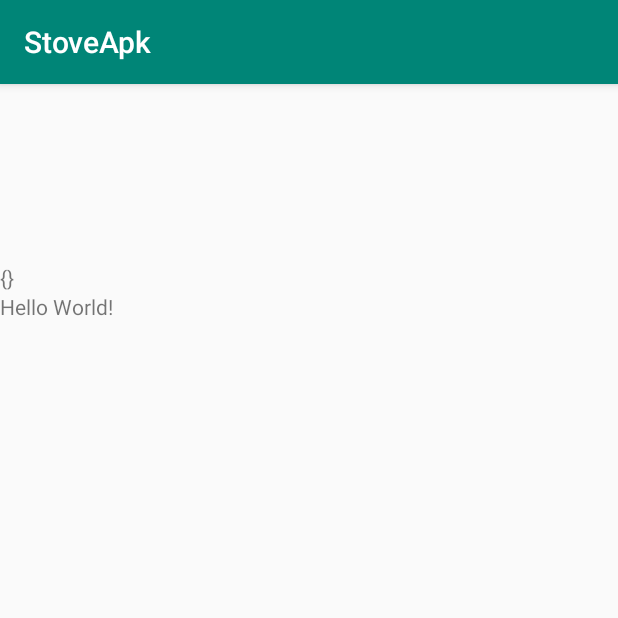
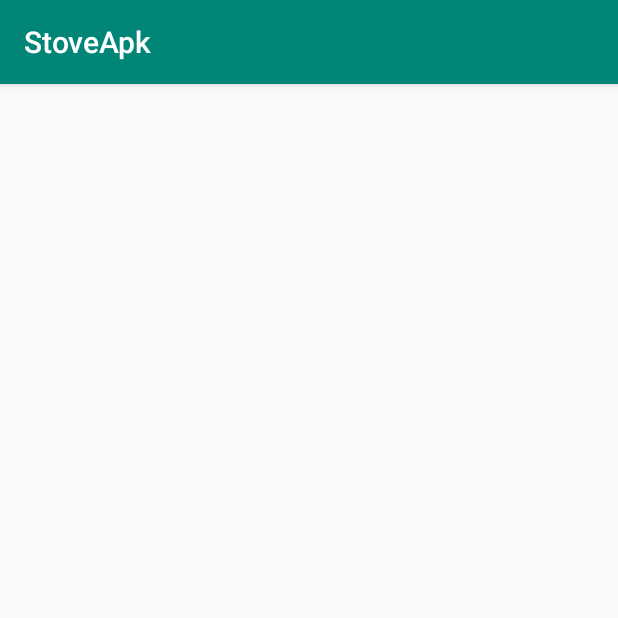
Before and after one commit to ZEROwolfHwang/StoveApk, an Android app: the screen it shows after launch (MainActivity), on a phone screen of 412 x 824 dp, the top half of it. Run offline under Robolectric (Android 15) with nearby library versions, the phone set to English and light mode, and no system bars; libraries missing offline, so code that uses them is left out: com.tenvine.channel; 1 statement that could not run was skipped.

```diff
--- a/app/src/main/java/com/tenvine/stoveapk/MainActivity.java
+++ b/app/src/main/java/com/tenvine/stoveapk/MainActivity.java
@@ -5,9 +5,6 @@ import android.support.v7.app.AppCompatActivity;
 import android.widget.TextView;
 
 import com.tenvine.channel.helper.ChannelReaderUtil;
-
-import java.nio.ByteBuffer;
-import java.util.Map;
 
 
 public class MainActivity extends AppCompatActivity {
@@ -22,15 +19,5 @@ public class MainActivity extends AppCompatActivity {
         TextView mTextView = findViewById(R.id.channel);
         String channel = ChannelReaderUtil.getChannel(getApplicationContext());
         mTextView.setText(channel);
-
-        TextView getAllIdValueMap = findViewById(R.id.getAllIdValueMap);
-        Map<Integer, ByteBuffer> allIdValueMap = ChannelReaderUtil.getAllIdValueMap(getApplicationContext());
-        getAllIdValueMap.setText(allIdValueMap.toString());
-
-//        TextView getApkPath = findViewById(R.id.getApkPath);
-//        String apkPath = ChannelReaderUtil.getApkPath(getApplicationContext());
-//        getApkPath.setText(apkPath);
-
-
     }
 }
--- a/app/src/main/res/layout/activity_main.xml
+++ b/app/src/main/res/layout/activity_main.xml
@@ -14,17 +14,4 @@
         android:layout_height="wrap_content"
         android:text="Hello World!"/>
 
-    <TextView
-        android:id="@+id/getAllIdValueMap"
-        android:layout_width="wrap_content"
-        android:layout_height="wrap_content"
-        android:text="Hello World!"/>
-
-    <TextView
-        android:id="@+id/getApkPath"
-        android:layout_width="wrap_content"
-        android:layout_height="wrap_content"
-        android:text="Hello World!"/>
-
-
 </LinearLayout>
```
